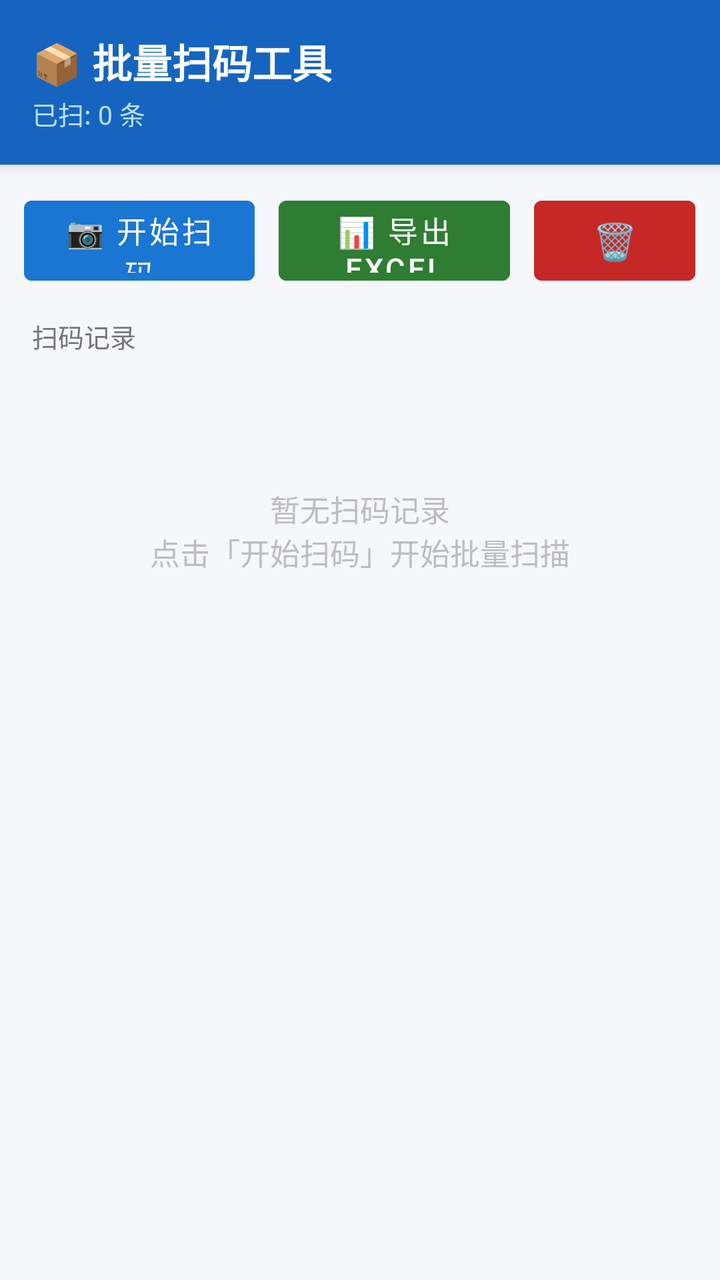
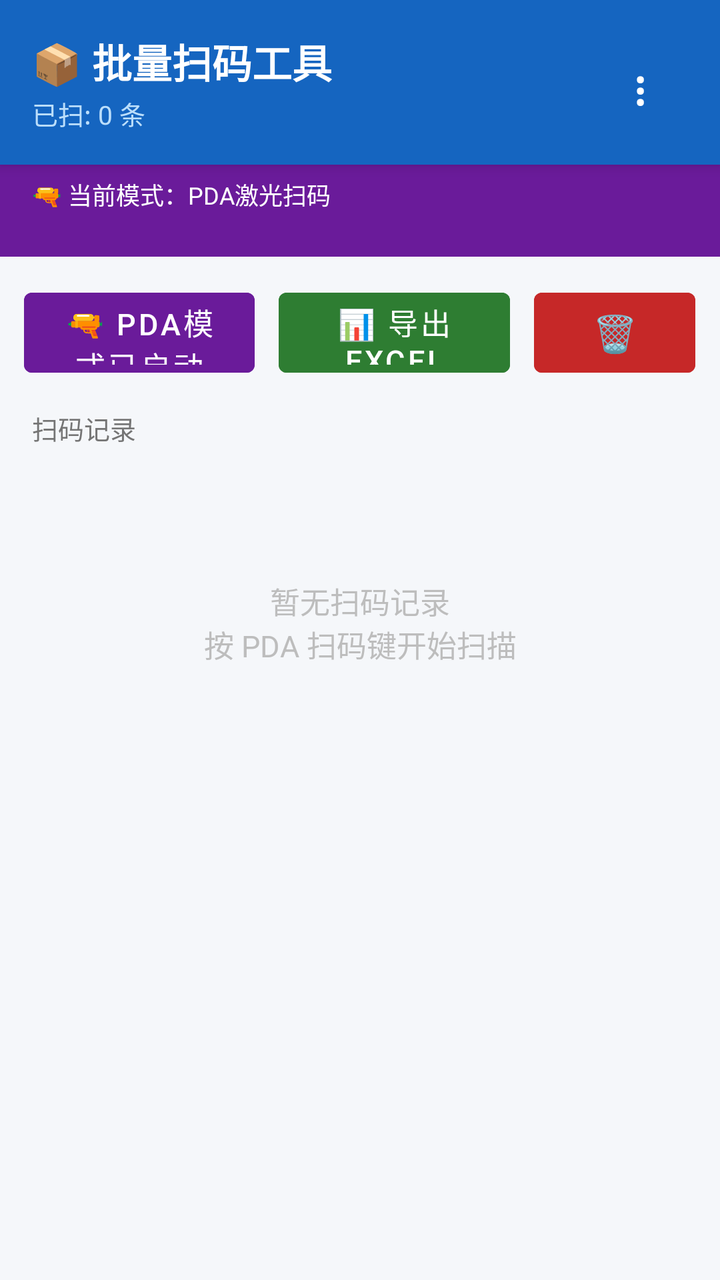

Compare the two renders of this Android layout. The source of the first and the diff that turns it into the second are given below.
<!-- AndroidManifest.xml: application theme Theme.QRScanner -->
<!-- res/layout/activity_main.xml -->
<?xml version="1.0" encoding="utf-8"?>
<androidx.constraintlayout.widget.ConstraintLayout
    xmlns:android="http://schemas.android.com/apk/res/android"
    xmlns:app="http://schemas.android.com/apk/res-auto"
    android:layout_width="match_parent"
    android:layout_height="match_parent"
    android:background="#F5F7FA">

    
    <LinearLayout
        android:id="@+id/toolbar"
        android:layout_width="0dp"
        android:layout_height="wrap_content"
        android:background="#1565C0"
        android:orientation="vertical"
        android:paddingStart="16dp"
        android:paddingEnd="16dp"
        android:paddingTop="16dp"
        android:paddingBottom="16dp"
        android:elevation="4dp"
        app:layout_constraintTop_toTopOf="parent"
        app:layout_constraintStart_toStartOf="parent"
        app:layout_constraintEnd_toEndOf="parent">

        <TextView
            android:layout_width="wrap_content"
            android:layout_height="wrap_content"
            android:text="📦 批量扫码工具"
            android:textColor="#FFFFFF"
            android:textSize="20sp"
            android:textStyle="bold" />

        <TextView
            android:id="@+id/tvCounter"
            android:layout_width="wrap_content"
            android:layout_height="wrap_content"
            android:text="已扫: 0 条"
            android:textColor="#BBDEFB"
            android:textSize="13sp"
            android:layout_marginTop="2dp" />
    </LinearLayout>

    
    <LinearLayout
        android:id="@+id/btnLayout"
        android:layout_width="0dp"
        android:layout_height="wrap_content"
        android:orientation="horizontal"
        android:padding="12dp"
        android:gravity="center"
        app:layout_constraintTop_toBottomOf="@id/toolbar"
        app:layout_constraintStart_toStartOf="parent"
        app:layout_constraintEnd_toEndOf="parent">

        <Button
            android:id="@+id/btnScan"
            android:layout_width="0dp"
            android:layout_height="52dp"
            android:layout_weight="1"
            android:layout_marginEnd="6dp"
            android:text="📷 开始扫码"
            android:textSize="15sp"
            android:textColor="#FFFFFF"
            android:backgroundTint="#1976D2"
            android:stateListAnimator="@null" />

        <Button
            android:id="@+id/btnExport"
            android:layout_width="0dp"
            android:layout_height="52dp"
            android:layout_weight="1"
            android:layout_marginStart="6dp"
            android:layout_marginEnd="6dp"
            android:text="📊 导出Excel"
            android:textSize="15sp"
            android:textColor="#FFFFFF"
            android:backgroundTint="#2E7D32"
            android:enabled="false"
            android:stateListAnimator="@null" />

        <Button
            android:id="@+id/btnClear"
            android:layout_width="0dp"
            android:layout_height="52dp"
            android:layout_weight="0.7"
            android:layout_marginStart="6dp"
            android:text="🗑️"
            android:textSize="18sp"
            android:textColor="#FFFFFF"
            android:backgroundTint="#C62828"
            android:enabled="false"
            android:stateListAnimator="@null" />

    </LinearLayout>

    
    <TextView
        android:id="@+id/tvListTitle"
        android:layout_width="0dp"
        android:layout_height="wrap_content"
        android:text="扫码记录"
        android:textSize="13sp"
        android:textColor="#757575"
        android:paddingStart="16dp"
        android:paddingEnd="16dp"
        android:paddingBottom="6dp"
        app:layout_constraintTop_toBottomOf="@id/btnLayout"
        app:layout_constraintStart_toStartOf="parent"
        app:layout_constraintEnd_toEndOf="parent" />

    
    <TextView
        android:id="@+id/tvEmpty"
        android:layout_width="0dp"
        android:layout_height="wrap_content"
        android:text="暂无扫码记录\n点击「开始扫码」开始批量扫描"
        android:textSize="15sp"
        android:textColor="#BDBDBD"
        android:gravity="center"
        android:paddingTop="60dp"
        android:visibility="visible"
        app:layout_constraintTop_toBottomOf="@id/tvListTitle"
        app:layout_constraintStart_toStartOf="parent"
        app:layout_constraintEnd_toEndOf="parent" />

    
    <androidx.recyclerview.widget.RecyclerView
        android:id="@+id/recyclerView"
        android:layout_width="0dp"
        android:layout_height="0dp"
        android:paddingStart="8dp"
        android:paddingEnd="8dp"
        android:paddingBottom="8dp"
        android:clipToPadding="false"
        app:layout_constraintTop_toBottomOf="@id/tvListTitle"
        app:layout_constraintBottom_toBottomOf="parent"
        app:layout_constraintStart_toStartOf="parent"
        app:layout_constraintEnd_toEndOf="parent" />

</androidx.constraintlayout.widget.ConstraintLayout>
<!-- resources referenced by this layout -->
<resources>
  <style name="Theme.QRScanner" parent="Theme.MaterialComponents.Light.NoActionBar">
          <item name="colorPrimary">#1565C0</item>
          <item name="colorPrimaryVariant">#0D47A1</item>
          <item name="colorOnPrimary">#FFFFFF</item>
          <item name="colorSecondary">#2E7D32</item>
          <item name="android:windowBackground">#F5F7FA</item>
      </style>
</resources>

<!-- the commit's change to res/layout/activity_main.xml (unified diff, before → after) -->
@@ -7,12 +7,11 @@
     android:background="#F5F7FA">
 
     
-    <LinearLayout
+    <RelativeLayout
         android:id="@+id/toolbar"
         android:layout_width="0dp"
         android:layout_height="wrap_content"
         android:background="#1565C0"
-        android:orientation="vertical"
         android:paddingStart="16dp"
         android:paddingEnd="16dp"
         android:paddingTop="16dp"
@@ -22,23 +21,76 @@
         app:layout_constraintStart_toStartOf="parent"
         app:layout_constraintEnd_toEndOf="parent">
 
-        <TextView
+        <LinearLayout
             android:layout_width="wrap_content"
             android:layout_height="wrap_content"
-            android:text="📦 批量扫码工具"
+            android:layout_alignParentStart="true"
+            android:orientation="vertical">
+
+            <TextView
+                android:layout_width="wrap_content"
+                android:layout_height="wrap_content"
+                android:text="📦 批量扫码工具"
+                android:textColor="#FFFFFF"
+                android:textSize="20sp"
+                android:textStyle="bold" />
+
+            <TextView
+                android:id="@+id/tvCounter"
+                android:layout_width="wrap_content"
+                android:layout_height="wrap_content"
+                android:text="已扫: 0 条"
+                android:textColor="#BBDEFB"
+                android:textSize="13sp"
+                android:layout_marginTop="2dp" />
+        </LinearLayout>
+
+        <Button
+            android:id="@+id/btnMenu"
+            android:layout_width="48dp"
+            android:layout_height="48dp"
+            android:layout_alignParentEnd="true"
+            android:layout_centerVertical="true"
+            style="?android:attr/borderlessButtonStyle"
+            android:text="⋮"
+            android:textSize="24sp"
             android:textColor="#FFFFFF"
-            android:textSize="20sp"
-            android:textStyle="bold" />
+            android:contentDescription="菜单" />
+    </RelativeLayout>
 
-        <TextView
-            android:id="@+id/tvCounter"
-            android:layout_width="wrap_content"
-            android:layout_height="wrap_content"
-            android:text="已扫: 0 条"
-            android:textColor="#BBDEFB"
-            android:textSize="13sp"
-            android:layout_marginTop="2dp" />
-    </LinearLayout>
+    
+    <TextView
+        android:id="@+id/tvModeBar"
+        android:layout_width="0dp"
+        android:layout_height="wrap_content"
+        android:text="🔫 当前模式：PDA激光扫码"
+        android:textSize="12sp"
+        android:textColor="#FFFFFF"
+        android:background="#6A1B9A"
+        android:paddingStart="16dp"
+        android:paddingEnd="16dp"
+        android:paddingTop="6dp"
+        android:paddingBottom="2dp"
+        app:layout_constraintTop_toBottomOf="@id/toolbar"
+        app:layout_constraintStart_toStartOf="parent"
+        app:layout_constraintEnd_toEndOf="parent" />
+
+    
+    <TextView
+        android:id="@+id/tvProjectName"
+        android:layout_width="0dp"
+        android:layout_height="wrap_content"
+        android:text=""
+        android:textSize="11sp"
+        android:textColor="#E1BEE7"
+        android:background="#6A1B9A"
+        android:paddingStart="16dp"
+        android:paddingEnd="16dp"
+        android:paddingTop="0dp"
+        android:paddingBottom="6dp"
+        app:layout_constraintTop_toBottomOf="@id/tvModeBar"
+        app:layout_constraintStart_toStartOf="parent"
+        app:layout_constraintEnd_toEndOf="parent" />
 
     
     <LinearLayout
@@ -48,7 +100,7 @@
         android:orientation="horizontal"
         android:padding="12dp"
         android:gravity="center"
-        app:layout_constraintTop_toBottomOf="@id/toolbar"
+        app:layout_constraintTop_toBottomOf="@id/tvProjectName"
         app:layout_constraintStart_toStartOf="parent"
         app:layout_constraintEnd_toEndOf="parent">
 
@@ -58,10 +110,10 @@
             android:layout_height="52dp"
             android:layout_weight="1"
             android:layout_marginEnd="6dp"
-            android:text="📷 开始扫码"
+            android:text="🔫 PDA模式已启动"
             android:textSize="15sp"
             android:textColor="#FFFFFF"
-            android:backgroundTint="#1976D2"
+            android:backgroundTint="#6A1B9A"
             android:stateListAnimator="@null" />
 
         <Button
@@ -90,7 +142,6 @@
             android:backgroundTint="#C62828"
             android:enabled="false"
             android:stateListAnimator="@null" />
-
     </LinearLayout>
 
     
@@ -113,7 +164,7 @@
         android:id="@+id/tvEmpty"
         android:layout_width="0dp"
         android:layout_height="wrap_content"
-        android:text="暂无扫码记录\n点击「开始扫码」开始批量扫描"
+        android:text="暂无扫码记录\n按 PDA 扫码键开始扫描"
         android:textSize="15sp"
         android:textColor="#BDBDBD"
         android:gravity="center"
